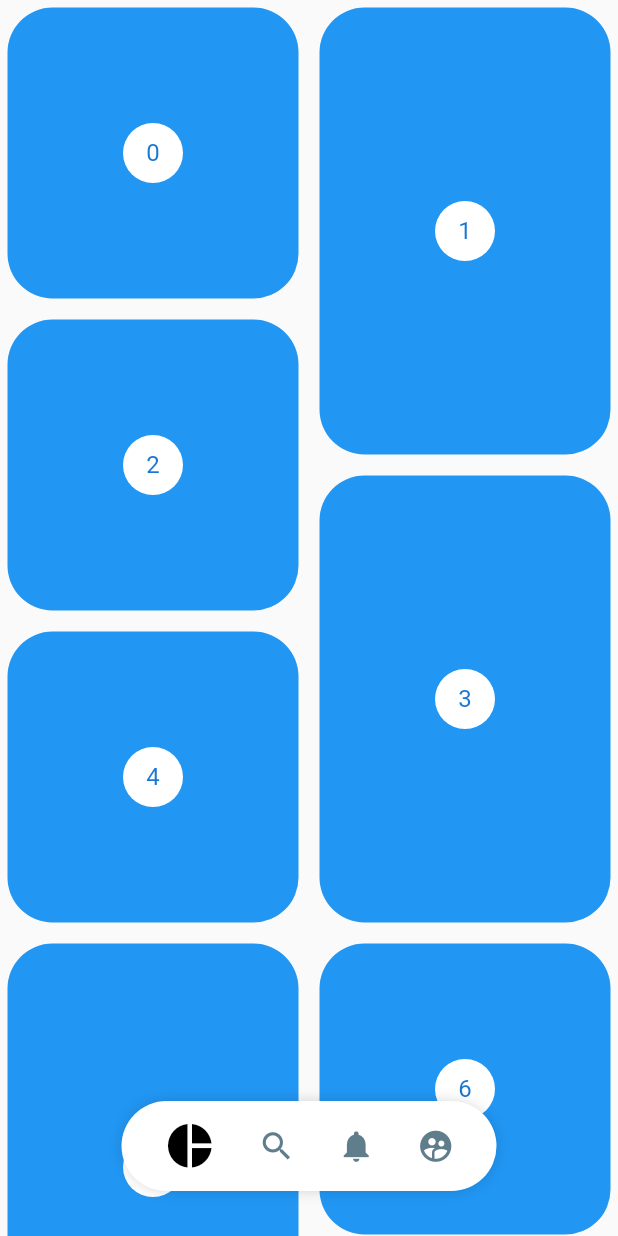
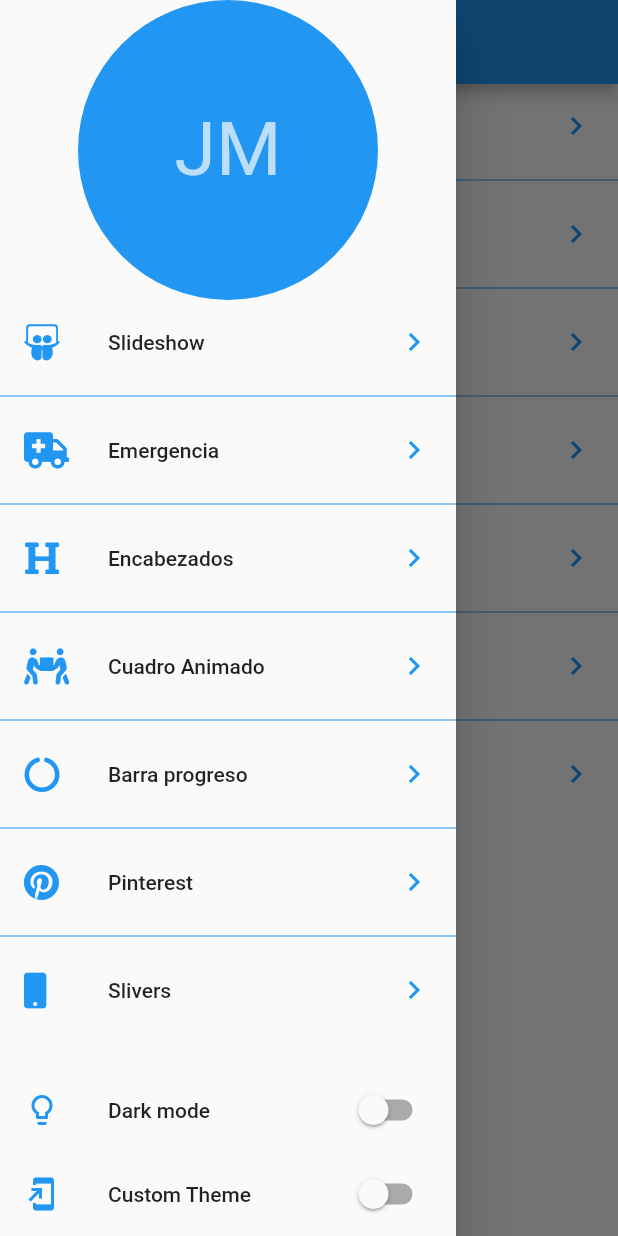
Before and after one commit to medinabotadev/avanced-flutter-uidesing, a Flutter app: the screen it shows after launch, with the side drawer open (before the commit the screen has no drawer), on a phone screen of 412 x 824 dp. Run offline on Flutter 3.47's test engine with Material 2 defaults, Android fonts, the phone set to English and light mode, and no system bars; our stand-ins replace animate_do, flutter_svg, font_awesome_flutter.

Commit message:
last commit

```diff
--- a/lib/main.dart
+++ b/lib/main.dart
@@ -1,17 +1,15 @@
+import 'package:custom_painter/src/theme/theme.dart';
 import 'package:flutter/material.dart';
-
-import 'src/pages/pinterest_page.dart';
-// import 'src/pages/slideshow_page.dart';
-
-// import 'src/pages/slideshow_page.dart';
-// import 'package:custom_painter/src/pages/headers_page.dart';
-// import 'package:custom_painter/src/pages/animaciones_page.dart';
-// import 'package:custom_painter/src/challenges/cuadrado_animado_page.dart';
-
+import 'package:provider/provider.dart';
+import 'src/pages/launcher_page.dart';
 void main() {
-  runApp(const MyApp());
+  runApp(
+    ChangeNotifierProvider(
+      create: ((context) => ThemeChanger()),
+      child: const MyApp()
+    )
+  );
 }
-
 class MyApp extends StatelessWidget {
   const MyApp({Key? key}) : super(key: key);
   @override
@@ -19,7 +17,7 @@ class MyApp extends StatelessWidget {
     return MaterialApp(
       debugShowCheckedModeBanner: false,
       title: 'Diseños App',
-      home: PinterestPage()
+      home: LauncherPage()
     );
   }
 }
--- /dev/null
+++ b/lib/src/pages/launcher_page.dart
@@ -0,0 +1,103 @@
+import 'package:custom_painter/src/theme/theme.dart';
+import 'package:flutter/material.dart';
+import 'package:font_awesome_flutter/font_awesome_flutter.dart';
+import 'package:provider/provider.dart';
+
+import '../routes/routes.dart';
+
+class LauncherPage extends StatelessWidget {
+  const LauncherPage({Key? key}) : super(key: key);
+
+  @override
+  Widget build(BuildContext context) {
+    return Scaffold(
+      appBar: AppBar(
+        title: Text('Diseños en Flutter'),
+      ),
+      drawer: _MenuPrincipal(),
+      body: _ListaOpciones(),
+    );
+  }
+}
+
+class _ListaOpciones extends StatelessWidget {
+  const _ListaOpciones({ Key? key }) : super(key: key);
+
+  @override
+  Widget build(BuildContext context) {
+    return ListView.separated(
+      physics: BouncingScrollPhysics(),
+      separatorBuilder: (BuildContext context, int index) => Divider(color: Colors.blue,),
+      itemCount: pageRoutes.length,
+      itemBuilder: (BuildContext context, int index){
+        return ListTile(
+          leading: FaIcon(pageRoutes[index].icon, color: Colors.blue,),
+          title: Text(pageRoutes[index].titulo),
+          trailing: Icon(Icons.chevron_right, color: Colors.blue,),
+          onTap: (){
+            Navigator.push(context, MaterialPageRoute(builder: (BuildContext context) => pageRoutes[index].page));
+          },
+        );
+      },
+    );
+  }
+}
+
+class _MenuPrincipal extends StatelessWidget {
+  const _MenuPrincipal({ Key? key }) : super(key: key);
+
+  @override
+  Widget build(BuildContext context) {
+    final appTheme = Provider.of<ThemeChanger>(context);
+    return Drawer(
+      child: Container(
+        child: Column(
+          children: <Widget>[
+            SafeArea(
+              child: Container(
+                width: double.infinity,
+                height: 200.0,
+                child: CircleAvatar(
+                  backgroundColor: Colors.blue,
+                  child: Text('JM', style: TextStyle(fontSize: 50.0),),
+                ),
+              ),
+            ),
+            Expanded(
+              child: _ListaOpciones(),
+            ),
+
+            ListTile(
+              leading: Icon(Icons.lightbulb_outline, color: Colors.blue,),
+              title: Text('Dark mode'),
+              trailing: Switch.adaptive(
+                value: appTheme.darkTheme,
+                activeColor: Colors.blue,
+                onChanged: (value){
+                  appTheme.darkTheme = value;
+                }
+              ),
+            ),
+            SafeArea(
+              bottom: true,
+              top: false,
+              left: false,
+              right: false,
+              child: ListTile(
+                leading: Icon(Icons.add_to_home_screen, color: Colors.blue,),
+                title: Text('Custom Theme'),
+                trailing: Switch.adaptive(
+                  value: appTheme.customTheme,
+                  activeColor: Colors.blue,
+                  onChanged: (value){
+                    appTheme.customTheme = value;
+                  }
+                ),
+              ),
+            )
+          ],
+        ),
+      ),
+    );
+  }
+}
--- /dev/null
+++ b/lib/src/routes/routes.dart
@@ -0,0 +1,27 @@
+import 'package:custom_painter/src/challenges/cuadrado_animado_page.dart';
+import 'package:custom_painter/src/pages/emergency_page.dart';
+import 'package:custom_painter/src/pages/graficas_circulares_pages.dart';
+import 'package:custom_painter/src/pages/headers_page.dart';
+import 'package:custom_painter/src/pages/pinterest_page.dart';
+import 'package:custom_painter/src/pages/slideshow_page.dart';
+import 'package:custom_painter/src/pages/sliver_list_page.dart';
+import 'package:flutter/material.dart';
+import 'package:font_awesome_flutter/font_awesome_flutter.dart';
+
+final pageRoutes = <_Route>[
+  _Route(FontAwesomeIcons.slideshare, 'Slideshow', SlideshowPage()),
+  _Route(FontAwesomeIcons.ambulance, 'Emergencia', EmergencyPage()),
+  _Route(FontAwesomeIcons.heading, 'Encabezados', HeadersPage()),
+  _Route(FontAwesomeIcons.peopleCarry, 'Cuadro Animado', CuadradoAnimadoPage()),
+  _Route(FontAwesomeIcons.circleNotch, 'Barra progreso', GrqaficasCircularesPage()),
+  _Route(FontAwesomeIcons.pinterest, 'Pinterest', PinterestPage()),
+  _Route(FontAwesomeIcons.mobile, 'Slivers', SliverListPage()),
+];
+
+class _Route{
+  final IconData icon;
+  final String titulo;
+  final Widget page;
+
+  _Route(this.icon, this.titulo, this.page);
+}
--- /dev/null
+++ b/lib/src/theme/theme.dart
@@ -0,0 +1,21 @@
+import 'package:flutter/material.dart';
+
+class ThemeChanger with ChangeNotifier{
+  bool _darkTheme    = false;
+  bool _customTheme  = false;
+
+  bool get darkTheme => _darkTheme;
+  bool get customTheme => _customTheme;
+
+  set darkTheme(bool value){
+    _customTheme = false;
+    _darkTheme = value;
+    notifyListeners();
+  }
+
+  set customTheme(bool value){
+    _darkTheme = false;
+    _customTheme = value;
+    notifyListeners();
+  }
+}
--- a/pubspec.yaml
+++ b/pubspec.yaml
@@ -37,6 +37,8 @@ dependencies:
   flutter_svg: ^0.23.0+1
   provider: ^6.0.1
   flutter_staggered_grid_view: ^0.4.1
+  font_awesome_flutter: ^9.2.0
+  animate_do: ^2.1.0
 
 dev_dependencies:
   flutter_test:
```
Also changed, not shown: lib/src/pages/emergency_page.dart (added, +121 -0 lines), lib/src/pages/sliver_list_page.dart (added, +200 -0 lines), lib/src/widgets/boton_gordo.dart (added, +76 -0 lines), lib/src/widgets/headers.dart (+80 -0 lines), pubspec.lock, 2 other files.
